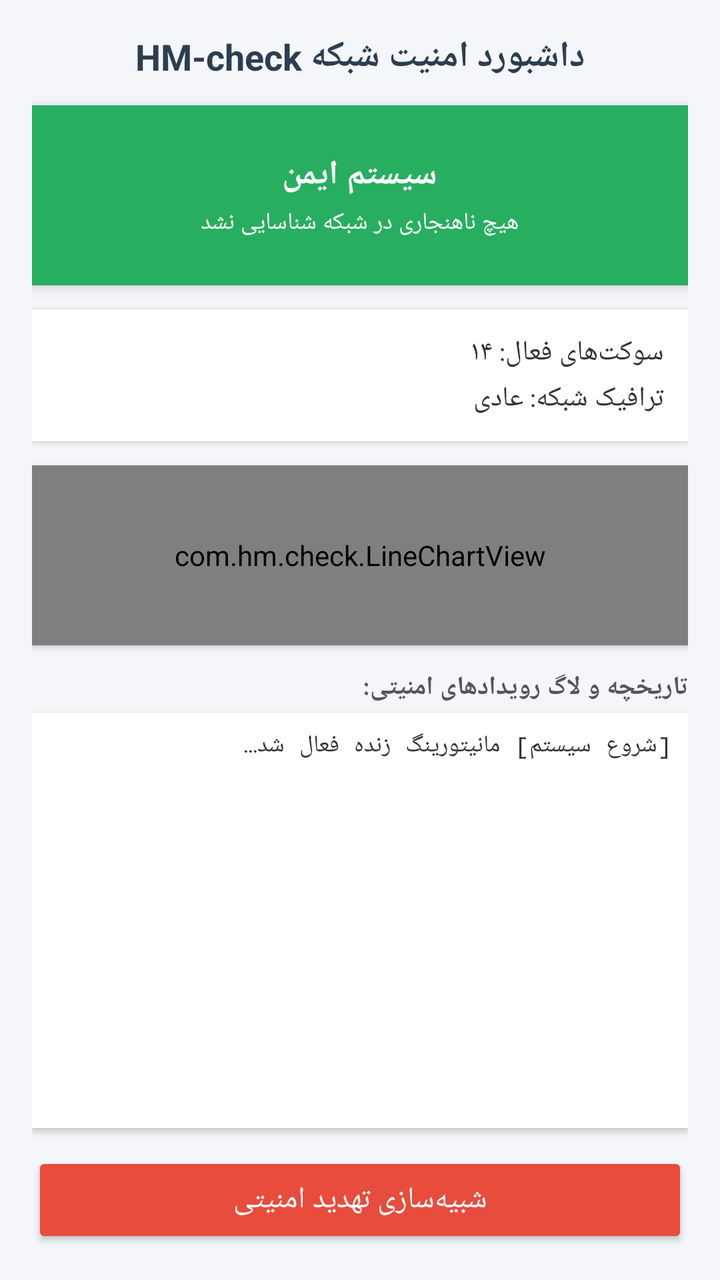
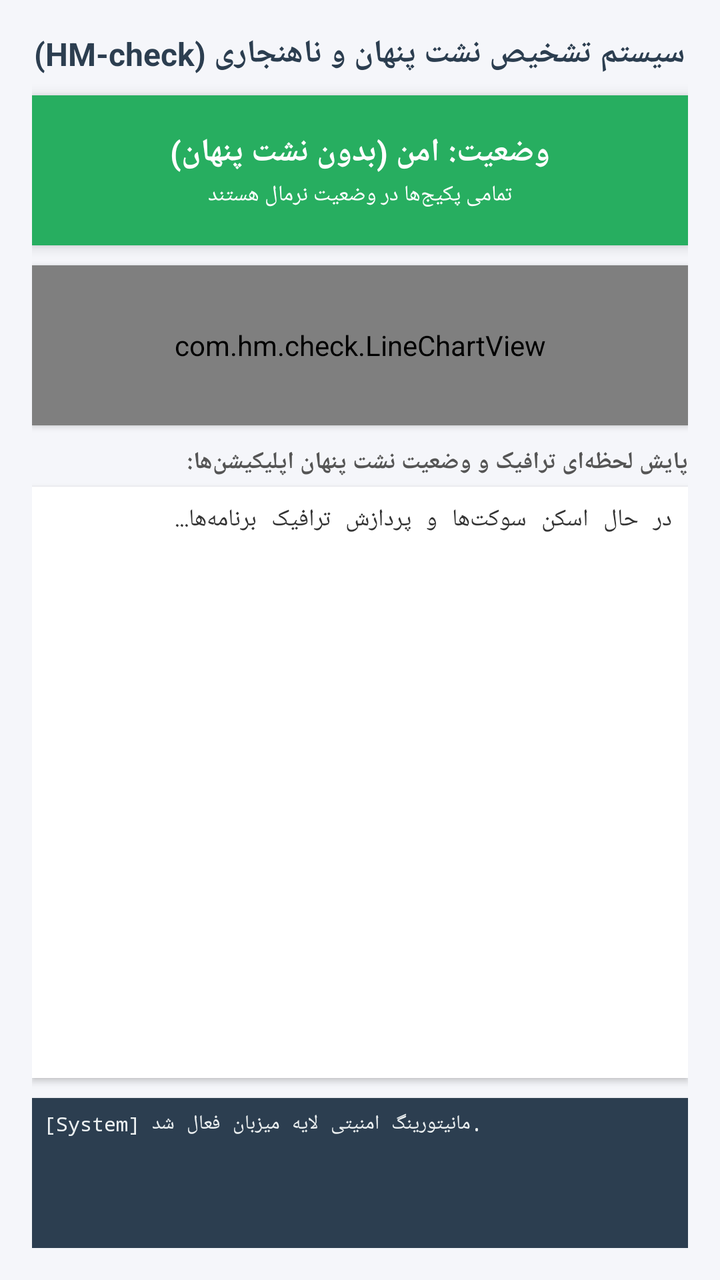

Two renders of the same Android screen: before a commit and after it. Below are the layout's source before the change and the commit's diff.
<!-- AndroidManifest.xml: application theme Theme.AppCompat.Light.DarkActionBar -->
<!-- res/layout/activity_main.xml -->
<?xml version="1.0" encoding="utf-8"?>
<LinearLayout 
    xmlns:android="http://schemas.android.com/apk/res/android"
    android:layout_width="match_parent"
    android:layout_height="match_parent"
    android:orientation="vertical"
    android:padding="16dp"
    android:gravity="center_horizontal"
    android:background="#F5F6FA">

    
    <TextView
        android:layout_width="wrap_content"
        android:layout_height="wrap_content"
        android:text="داشبورد امنیت شبکه HM-check"
        android:textSize="18sp"
        android:textStyle="bold"
        android:textColor="#2C3E50"
        android:layout_marginBottom="12dp" />

    
    <LinearLayout
        android:id="@+id/cardStatus"
        android:layout_width="match_parent"
        android:layout_height="90dp"
        android:orientation="vertical"
        android:gravity="center"
        android:background="#27AE60"
        android:elevation="4dp"
        android:layout_marginBottom="12dp">

        <TextView
            android:id="@+id/txtStatusTitle"
            android:layout_width="wrap_content"
            android:layout_height="wrap_content"
            android:text="سیستم ایمن"
            android:textColor="#FFFFFF"
            android:textSize="17sp"
            android:textStyle="bold" />

        <TextView
            android:id="@+id/txtStatusDesc"
            android:layout_width="wrap_content"
            android:layout_height="wrap_content"
            android:text="هیچ ناهنجاری در شبکه شناسایی نشد"
            android:textColor="#FFFFFF"
            android:textSize="12sp"
            android:layout_marginTop="4dp" />
    </LinearLayout>

    
    <LinearLayout
        android:layout_width="match_parent"
        android:layout_height="wrap_content"
        android:orientation="vertical"
        android:background="#FFFFFF"
        android:padding="12dp"
        android:elevation="2dp"
        android:layout_marginBottom="12dp">

        <TextView
            android:id="@+id/txtSockets"
            android:layout_width="match_parent"
            android:layout_height="wrap_content"
            android:text="سوکت‌های فعال: ۱۴"
            android:textSize="14sp"
            android:textColor="#333333"
            android:paddingBottom="4dp" />

        <TextView
            android:id="@+id/txtTraffic"
            android:layout_width="match_parent"
            android:layout_height="wrap_content"
            android:text="ترافیک شبکه: عادی"
            android:textSize="14sp"
            android:textColor="#333333" />
    </LinearLayout>

    
    <com.hm.check.LineChartView
        android:id="@+id/lineChart"
        android:layout_width="match_parent"
        android:layout_height="90dp"
        android:background="#FFFFFF"
        android:elevation="2dp"
        android:layout_marginBottom="12dp" />

    
    <TextView
        android:layout_width="match_parent"
        android:layout_height="wrap_content"
        android:text="تاریخچه و لاگ رویدادهای امنیتی:"
        android:textSize="13sp"
        android:textStyle="bold"
        android:textColor="#555555"
        android:layout_marginBottom="4dp" />

    <ScrollView
        android:layout_width="match_parent"
        android:layout_height="0dp"
        android:layout_weight="1"
        android:background="#FFFFFF"
        android:padding="8dp"
        android:elevation="2dp"
        android:layout_marginBottom="12dp">

        <TextView
            android:id="@+id/txtLogHistory"
            android:layout_width="match_parent"
            android:layout_height="wrap_content"
            android:text="[شروع سیستم] مانیتورینگ زنده فعال شد...\n"
            android:textSize="12sp"
            android:textColor="#333333"
            android:fontFamily="monospace" />
    </ScrollView>

    
    <Button
        android:id="@+id/btnSimulate"
        android:layout_width="match_parent"
        android:layout_height="48dp"
        android:text="شبیه‌سازی تهدید امنیتی"
        android:textSize="15sp"
        android:backgroundTint="#E74C3C"
        android:textColor="#FFFFFF" />

</LinearLayout>
<!-- resources referenced by this layout -->
<resources>

</resources>

<!-- the commit's change to res/layout/activity_main.xml (unified diff, before → after) -->
@@ -12,85 +12,57 @@
     <TextView
         android:layout_width="wrap_content"
         android:layout_height="wrap_content"
-        android:text="داشبورد امنیت شبکه HM-check"
-        android:textSize="18sp"
+        android:text="سیستم تشخیص نشت پنهان و ناهنجاری (HM-check)"
+        android:textSize="16sp"
         android:textStyle="bold"
         android:textColor="#2C3E50"
-        android:layout_marginBottom="12dp" />
+        android:layout_marginBottom="10dp" />
 
     
     <LinearLayout
         android:id="@+id/cardStatus"
         android:layout_width="match_parent"
-        android:layout_height="90dp"
+        android:layout_height="75dp"
         android:orientation="vertical"
         android:gravity="center"
         android:background="#27AE60"
         android:elevation="4dp"
-        android:layout_marginBottom="12dp">
+        android:layout_marginBottom="10dp">
 
         <TextView
             android:id="@+id/txtStatusTitle"
             android:layout_width="wrap_content"
             android:layout_height="wrap_content"
-            android:text="سیستم ایمن"
+            android:text="وضعیت: امن (بدون نشت پنهان)"
             android:textColor="#FFFFFF"
-            android:textSize="17sp"
+            android:textSize="16sp"
             android:textStyle="bold" />
 
         <TextView
             android:id="@+id/txtStatusDesc"
             android:layout_width="wrap_content"
             android:layout_height="wrap_content"
-            android:text="هیچ ناهنجاری در شبکه شناسایی نشد"
+            android:text="تمامی پکیج‌ها در وضعیت نرمال هستند"
             android:textColor="#FFFFFF"
-            android:textSize="12sp"
-            android:layout_marginTop="4dp" />
-    </LinearLayout>
-
-    
-    <LinearLayout
-        android:layout_width="match_parent"
-        android:layout_height="wrap_content"
-        android:orientation="vertical"
-        android:background="#FFFFFF"
-        android:padding="12dp"
-        android:elevation="2dp"
-        android:layout_marginBottom="12dp">
-
-        <TextView
-            android:id="@+id/txtSockets"
-            android:layout_width="match_parent"
-            android:layout_height="wrap_content"
-            android:text="سوکت‌های فعال: ۱۴"
-            android:textSize="14sp"
-            android:textColor="#333333"
-            android:paddingBottom="4dp" />
-
-        <TextView
-            android:id="@+id/txtTraffic"
-            android:layout_width="match_parent"
-            android:layout_height="wrap_content"
-            android:text="ترافیک شبکه: عادی"
-            android:textSize="14sp"
-            android:textColor="#333333" />
+            android:textSize="11sp"
+            android:layout_marginTop="3dp" />
     </LinearLayout>
 
     
     <com.hm.check.LineChartView
         android:id="@+id/lineChart"
         android:layout_width="match_parent"
-        android:layout_height="90dp"
+        android:layout_height="80dp"
         android:background="#FFFFFF"
         android:elevation="2dp"
-        android:layout_marginBottom="12dp" />
+        android:layout_marginBottom="10dp" />
 
     
     <TextView
         android:layout_width="match_parent"
         android:layout_height="wrap_content"
-        android:text="تاریخچه و لاگ رویدادهای امنیتی:"
-        android:textSize="13sp"
+        android:text="پایش لحظه‌ای ترافیک و وضعیت نشت پنهان اپلیکیشن‌ها:"
+        android:textSize="12sp"
         android:textStyle="bold"
         android:textColor="#555555"
         android:layout_marginBottom="4dp" />
@@ -102,26 +74,34 @@
         android:background="#FFFFFF"
         android:padding="8dp"
         android:elevation="2dp"
-        android:layout_marginBottom="12dp">
+        android:layout_marginBottom="10dp">
 
         <TextView
-            android:id="@+id/txtLogHistory"
+            android:id="@+id/txtAppTrafficList"
             android:layout_width="match_parent"
             android:layout_height="wrap_content"
-            android:text="[شروع سیستم] مانیتورینگ زنده فعال شد...\n"
+            android:text="در حال اسکن سوکت‌ها و پردازش ترافیک برنامه‌ها...\n"
             android:textSize="12sp"
             android:textColor="#333333"
             android:fontFamily="monospace" />
     </ScrollView>
 
     
-    <Button
-        android:id="@+id/btnSimulate"
+    <ScrollView
         android:layout_width="match_parent"
-        android:layout_height="48dp"
-        android:text="شبیه‌سازی تهدید امنیتی"
-        android:textSize="15sp"
-        android:backgroundTint="#E74C3C"
-        android:textColor="#FFFFFF" />
+        android:layout_height="75dp"
+        android:background="#2C3E50"
+        android:padding="6dp"
+        android:elevation="2dp">
+
+        <TextView
+            android:id="@+id/txtLogHistory"
+            android:layout_width="match_parent"
+            android:layout_height="wrap_content"
+            android:text="[System] مانیتورینگ امنیتی لایه میزبان فعال شد.\n"
+            android:textSize="10sp"
+            android:textColor="#ECF0F1"
+            android:fontFamily="monospace" />
+    </ScrollView>
 
 </LinearLayout>
